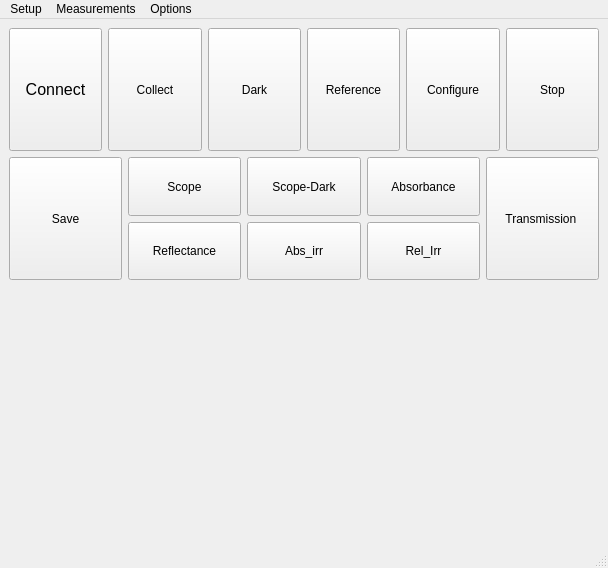
The window that Gui.ui (McNut55555/field_kit) describes before a commit, drawn with Qt 5.
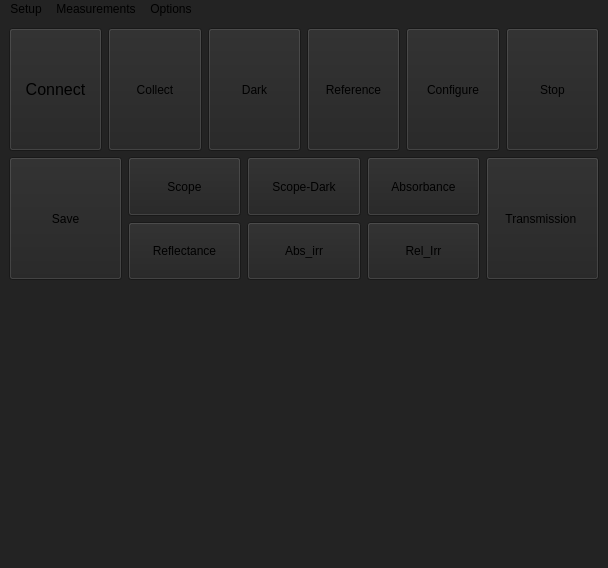
The same window after the commit. Icons and pictures are not drawn. Custom widgets are drawn as their Qt base class.

Commit message: dark mode gui

The edit to the form file:
```diff
--- a/Gui.ui
+++ b/Gui.ui
@@ -13,6 +13,10 @@
   <property name="windowTitle">
    <string>MainWindow</string>
   </property>
+  <property name="styleSheet">
+   <string notr="true">background-color: rgb(35,35,35);
+</string>
+  </property>
   <widget class="QWidget" name="centralwidget">
    <layout class="QVBoxLayout" name="verticalLayout_7">
     <item>
```
